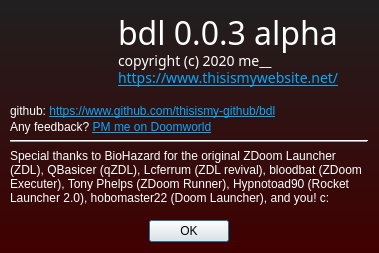
Old version of the form res/window_about.ui in the repository thisismy-github/bdl.
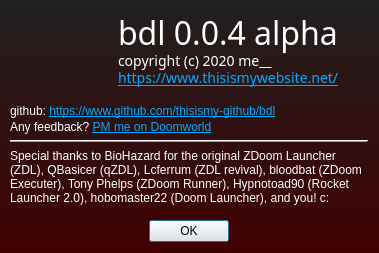
New version of the form. Icons and pictures are not drawn.

Commit message: Done config+settings+menus+demos, cleaner UI+code.

```diff
--- a/res/window_about.ui
+++ b/res/window_about.ui
@@ -234,7 +234,7 @@
 }</string>
        </property>
        <property name="text">
-        <string>&lt;html&gt;&lt;head/&gt;&lt;body&gt;&lt;p style=&quot;line-height:0.65&quot;&gt;bdl 0.0.3 alpha&lt;/p&gt;&lt;p style=&quot;line-height:0.22&quot;&gt;&lt;span style=&quot; font-size:10.5pt;&quot;&gt;copyright (c) 2020 me__&lt;/span&gt;&lt;/p&gt;&lt;p&gt;&lt;a href=&quot;https://www.thisismywebsite.net/&quot;&gt;&lt;span style=&quot; font-size:10.5pt; text-decoration: underline; color:#00aaff;&quot;&gt;https://www.thisismywebsite.net/&lt;/span&gt;&lt;/a&gt;&lt;/p&gt;&lt;/body&gt;&lt;/html&gt;</string>
+        <string>&lt;html&gt;&lt;head/&gt;&lt;body&gt;&lt;p style=&quot;line-height:0.65&quot;&gt;bdl 0.0.4 alpha&lt;/p&gt;&lt;p style=&quot;line-height:0.22&quot;&gt;&lt;span style=&quot; font-size:10.5pt;&quot;&gt;copyright (c) 2020 me__&lt;/span&gt;&lt;/p&gt;&lt;p&gt;&lt;a href=&quot;https://www.thisismywebsite.net/&quot;&gt;&lt;span style=&quot; font-size:10.5pt; text-decoration: underline; color:#00aaff;&quot;&gt;https://www.thisismywebsite.net/&lt;/span&gt;&lt;/a&gt;&lt;/p&gt;&lt;/body&gt;&lt;/html&gt;</string>
        </property>
        <property name="alignment">
         <set>Qt::AlignBottom|Qt::AlignLeading|Qt::AlignLeft</set>
```
The commit also changes 6 other files.
